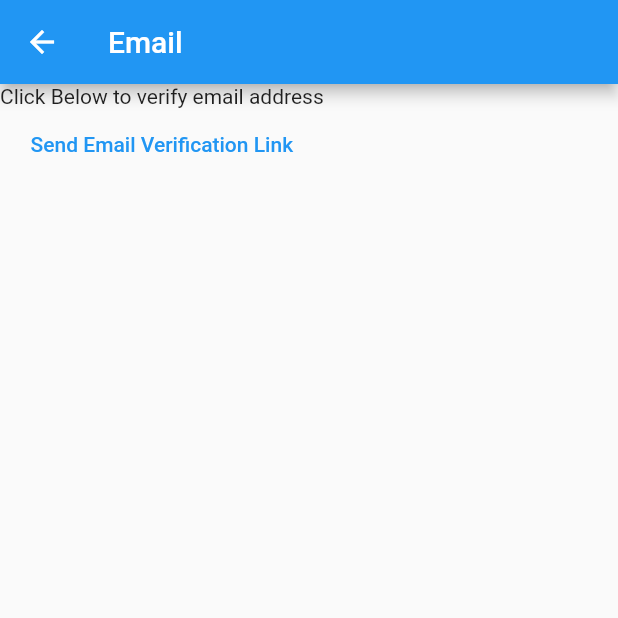
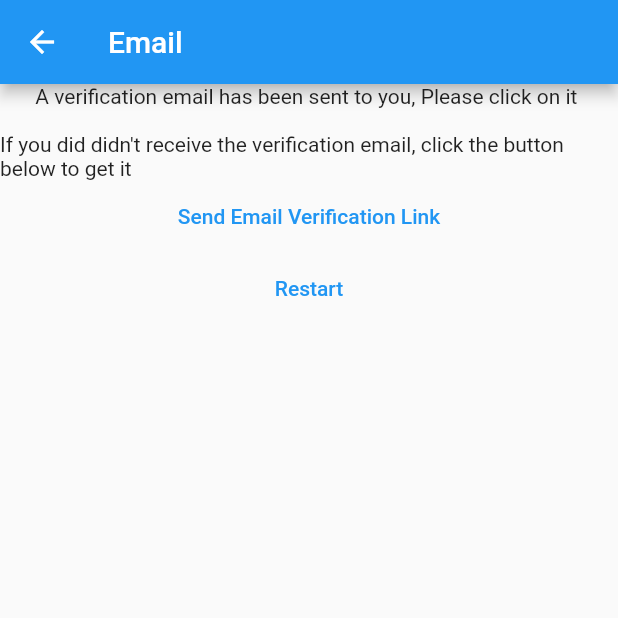
Before and after one commit to awisa-cpu/takingnoteapp, a Flutter app: the VerifyEmailView screen opened directly, on a phone screen of 412 x 824 dp, the top half of it. Run offline on Flutter 3.47's test engine with Material 2 defaults, Android fonts, the phone set to English and light mode, and no system bars; our stand-ins replace firebase_auth, firebase_core; accounts and stored records are empty.

Commit message:
second commit 3.5.0

```diff
--- a/lib/constants/routes.dart
+++ b/lib/constants/routes.dart
@@ -1,3 +1,4 @@
 const login = '/login/';
 const register = '/register/';
 const noteView = '/noteview/';
+const verifyEmailView = '/verify-email/';
--- a/lib/main.dart
+++ b/lib/main.dart
@@ -20,6 +20,7 @@ void main() {
       register: (context) => const RegisterView(),
       login: (context) => const LoginView(),
       noteView: (context) => const NoteView(),
+      verifyEmailView: (context) => const VerifyEmailView(),
     },
   ));
 }
--- a/lib/screens/email_verification_view.dart
+++ b/lib/screens/email_verification_view.dart
@@ -1,5 +1,6 @@
 import 'package:firebase_auth/firebase_auth.dart';
 import 'package:flutter/material.dart';
+import 'package:takingnoteapp/constants/routes.dart';
 
 class VerifyEmailView extends StatefulWidget {
   const VerifyEmailView({super.key});
@@ -15,14 +16,27 @@ class _VerifyEmailViewState extends State<VerifyEmailView> {
       appBar: AppBar(title: const Text('Email')),
       body: Column(
         children: [
-          const Text('Click Below to verify email address'),
+          const Text(
+              "A verification email has been sent to you, Please click on it "),
+          const Text(
+              "\nIf you did didn't receive the verification email, click the button below to get it"),
           TextButton(
             onPressed: () async {
               final currentUser = FirebaseAuth.instance.currentUser;
               await currentUser?.sendEmailVerification();
             },
             child: const Text('Send Email Verification Link'),
-          )
+          ),
+          TextButton(
+            onPressed: () async {
+              await FirebaseAuth.instance.signOut();
+              Navigator.of(context).pushNamedAndRemoveUntil(
+                register,
+                (route) => false,
+              );
+            },
+            child: const Text('Restart'),
+          ),
         ],
       ),
     );
```
Also changed, not shown: lib/screens/login_view.dart (+13 -5 lines), lib/screens/register_View.dart (+5 -5 lines).
